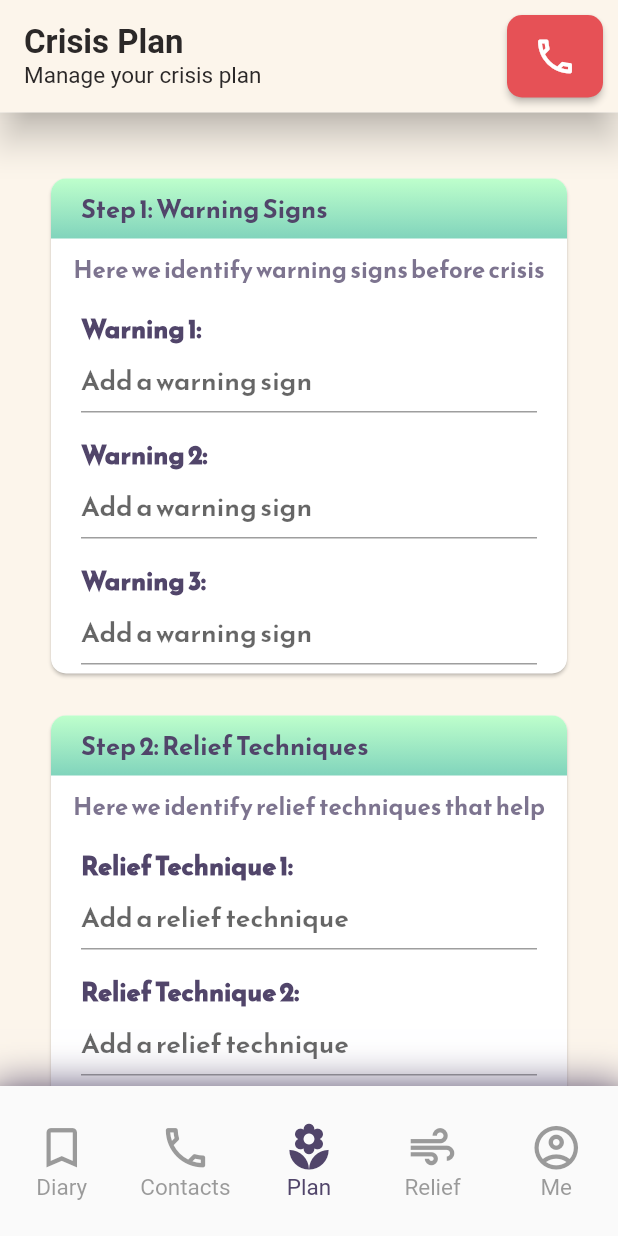
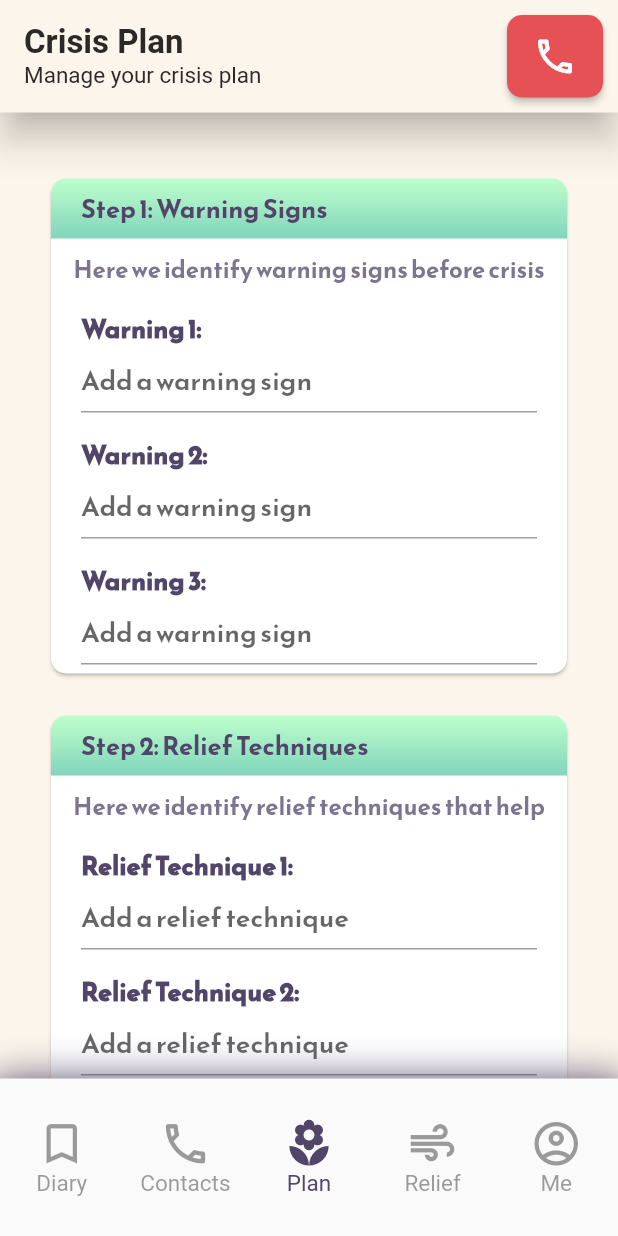
Before and after one commit to AlexShor0103/Team-2136-ReliefLink, a Flutter app: the screen it shows after launch, on a phone screen of 412 x 824 dp. Run offline on Flutter 3.47's test engine with Material 2 defaults, Android fonts, the phone set to English and light mode, and no system bars; our stand-ins replace chewie, google_maps_flutter, shared_preferences, video_player; missing offline and left inert: store_redirect.

Commit message:
Fixed overflow of bottom navigation bar

```diff
--- a/lib/screens/NavigationWrapper.dart
+++ b/lib/screens/NavigationWrapper.dart
@@ -66,7 +66,7 @@ class _NavState extends State<Nav> {
             ],
           ),
           child: SizedBox(
-              height: 100,
+              height: 105,
               child: BottomNavigationBar(
                 //currentIndex: selected screen(icon) index
                 currentIndex: currentIndex,
```
